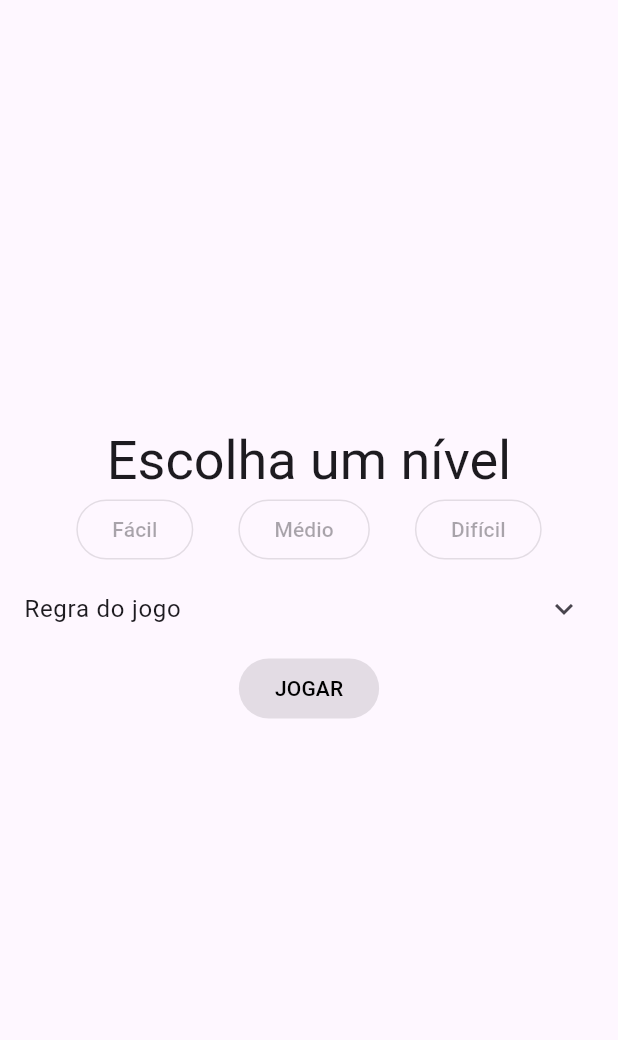
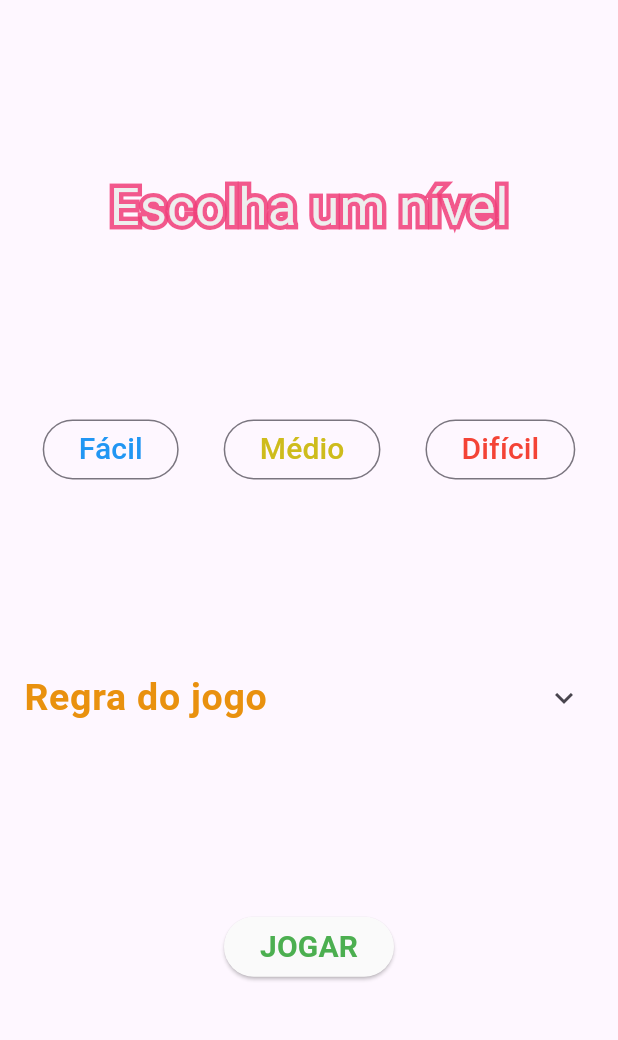
Before and after one commit to leilaMoraes/Color-Challenge-App, a Flutter app: the screen it shows after launch, on a phone screen of 412 x 824 dp, the part 84-1124 px from its top. Run offline on Flutter 3.47's test engine with Material 2 defaults, Android fonts, the phone set to English and light mode, and no system bars.

Commit message:
css: mainPage

```diff
--- a/lib/main.dart
+++ b/lib/main.dart
@@ -41,50 +41,87 @@
         title: Text(widget.title),
       ),
       body: Column(
-        mainAxisAlignment: MainAxisAlignment.center,
+        mainAxisAlignment: MainAxisAlignment.spaceEvenly,
         children: <Widget>[
-          Text(
-            'Escolha um nível',
-            style: Theme.of(context).textTheme.displaySmall,
+          Stack(
+            children: <Widget>[
+              Text(
+                'Escolha um nível',
+                style: TextStyle(
+                  fontSize: 35,
+                  foreground: Paint()
+                    ..style = PaintingStyle.stroke
+                    ..strokeWidth = 6
+                    ..color = Color.fromARGB(220, 240, 63, 122),
+                ),
+              ),
+              Text(
+                'Escolha um nível',
+                style: TextStyle(
+                  fontSize: 35,
+                  color: Colors.grey[200],
+                ),
+              ),
+            ],
           ),
-          const Wrap(
+          Wrap(
             spacing: 30.0,
             children: [
               OutlinedButton(
-                onPressed: null,
-                child: Text('Fácil'),
+                onPressed: () {},
+                child: const Text(
+                  'Fácil',
+                  style: TextStyle(color: Colors.blue, fontSize: 20),
+                ),
               ),
               OutlinedButton(
-                onPressed: null,
-                child: Text('Médio'),
+                onPressed: () {},
+                child: const Text(
+                  'Médio',
+                  style: TextStyle(
+                      color: Color.fromARGB(255, 206, 188, 28), fontSize: 20),
+                ),
               ),
               OutlinedButton(
-                onPressed: null,
-                child: Text('Difícil'),
+                onPressed: () {},
+                child: const Text(
+                  'Difícil',
+                  style: TextStyle(color: Colors.red, fontSize: 20),
+                ),
               )
             ],
           ),
           const ExpansionTile(
-            title: Text('Regra do jogo'),
+            title: Text(
+              'Regra do jogo',
+              style: TextStyle(
+                  fontWeight: FontWeight.bold,
+                  fontSize: 25,
+                  color: Color.fromARGB(255, 233, 145, 14)),
+            ),
             children: [
               Padding(
-                padding: EdgeInsets.all(16.0),
-                child: Text('Leia a cor que aparece e não a que está escrita'),
+                padding: EdgeInsets.all(10.0),
+                child: Text(
+                  'Leia a cor que aparece na tela e não a que está escrita.',
+                  style: TextStyle(fontSize: 18),
+                ),
               ),
             ],
           ),
           ElevatedButton(
             style: ElevatedButton.styleFrom(
-              backgroundColor: Colors.green,
+              backgroundColor: Colors.grey[50],
             ),
-            onPressed: null,
-            child: Text(
+            onPressed: () {},
+            child: const Text(
               'JOGAR',
               style: TextStyle(
-                color: Colors.black,
-              ),
+                  color: Colors.green,
+                  fontSize: 20,
+                  fontWeight: FontWeight.bold),
             ),
-          )
+          ),
         ],
       ),
     );
```
